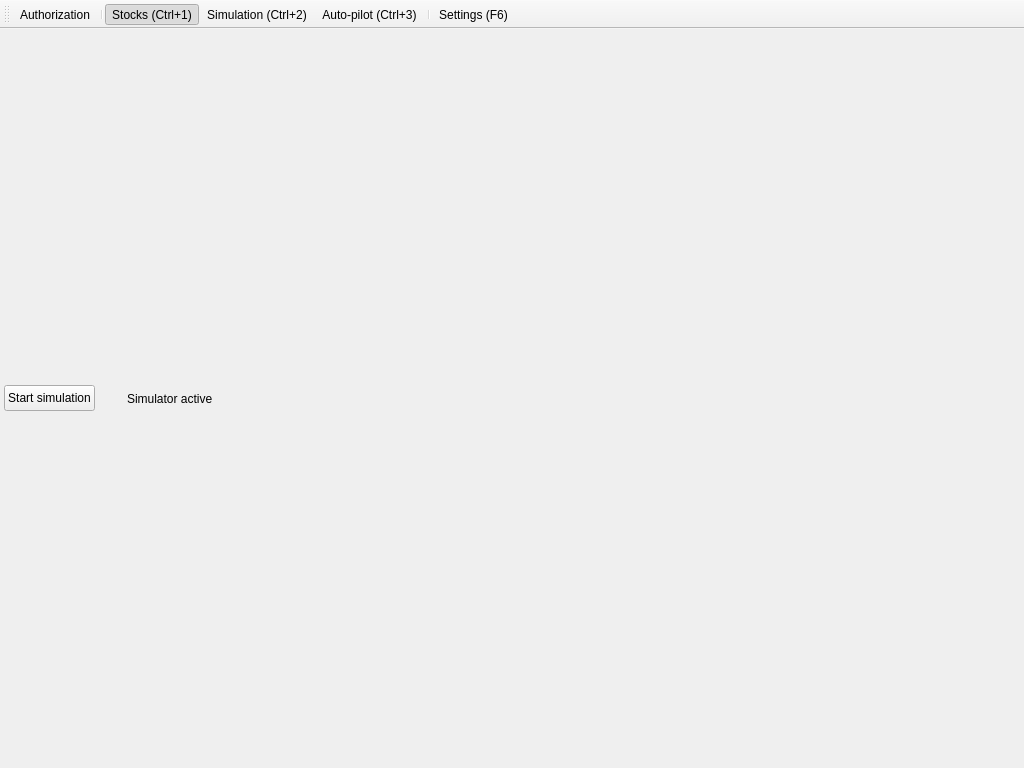
Old version of the form app/src/main/mainwindow.ui in the repository Gris87/TInvestor.
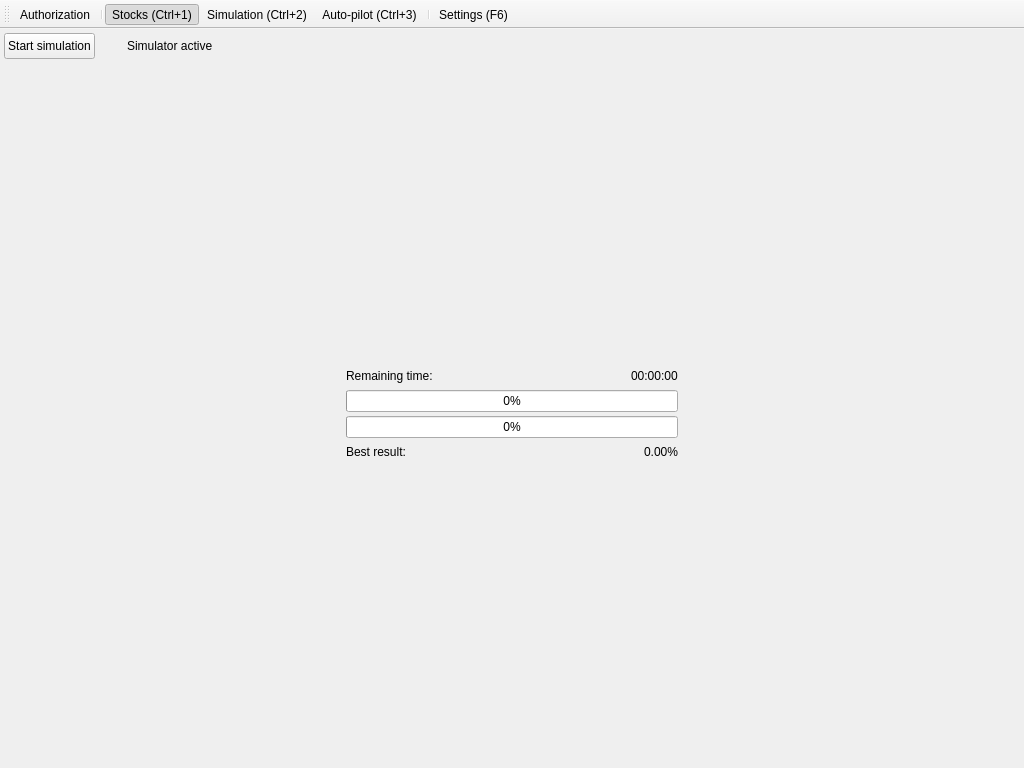
New version of the form. The open tabs and pages were chosen to show the change. Icons and pictures are not drawn. Custom widgets are drawn as their Qt base class.

Commit message: Display simulation progress

The edit to the form file:
```diff
--- a/app/src/main/mainwindow.ui
+++ b/app/src/main/mainwindow.ui
@@ -237,11 +237,197 @@
              </layout>
             </item>
             <item>
-             <layout class="QVBoxLayout" name="layoutForSimulatorDecisionMaker">
-              <property name="spacing">
-               <number>4</number>
+             <widget class="QStackedWidget" name="simulatorWaitingStackedWidget">
+              <property name="currentIndex">
+               <number>1</number>
               </property>
-             </layout>
+              <widget class="QWidget" name="simulatorWaitingPage">
+               <layout class="QGridLayout" name="gridLayout">
+                <property name="spacing">
+                 <number>4</number>
+                </property>
+                <item row="0" column="1">
+                 <spacer name="verticalSpacer">
+                  <property name="orientation">
+                   <enum>Qt::Orientation::Vertical</enum>
+                  </property>
+                  <property name="sizeHint" stdset="0">
+                   <size>
+                    <width>20</width>
+                    <height>40</height>
+                   </size>
+                  </property>
+                 </spacer>
+                </item>
+                <item row="1" column="0">
+                 <spacer name="horizontalSpacer_3">
+                  <property name="orientation">
+                   <enum>Qt::Orientation::Horizontal</enum>
+                  </property>
+                  <property name="sizeHint" stdset="0">
+                   <size>
+                    <width>40</width>
+                    <height>20</height>
+                   </size>
+                  </property>
+                 </spacer>
+                </item>
+                <item row="1" column="1">
+                 <layout class="QVBoxLayout" name="verticalLayout_8">
+                  <property name="spacing">
+                   <number>4</number>
+                  </property>
+                  <property name="leftMargin">
+                   <number>0</number>
+                  </property>
+                  <property name="topMargin">
+                   <number>0</number>
+                  </property>
+                  <property name="rightMargin">
+                   <number>0</number>
+                  </property>
+                  <property name="bottomMargin">
+                   <number>0</number>
+                  </property>
+                  <item>
+                   <layout class="QHBoxLayout" name="horizontalLayout_6">
+                    <property name="spacing">
+                     <number>4</number>
+                    </property>
+                    <item>
+                     <widget class="QLabel" name="label_4">
+                      <property name="text">
+                       <string>Remaining time:</string>
+                      </property>
+                     </widget>
+                    </item>
+                    <item>
+                     <spacer name="horizontalSpacer_5">
+                      <property name="orientation">
+                       <enum>Qt::Orientation::Horizontal</enum>
+                      </property>
+                      <property name="sizeHint" stdset="0">
+                       <size>
+                        <width>40</width>
+                        <height>20</height>
+                       </size>
+                      </property>
+                     </spacer>
+                    </item>
+                    <item>
+                     <widget class="QLabel" name="simulatorRemainingTimeLabel">
+                      <property name="text">
+                       <string notr="true">00:00:00</string>
+                      </property>
+                     </widget>
+                    </item>
+                   </layout>
+                  </item>
+                  <item>
+                   <widget class="QProgressBar" name="simulatorTotalProgressBar">
+                    <property name="value">
+                     <number>0</number>
+                    </property>
+                   </widget>
+                  </item>
+                  <item>
+                   <widget class="QProgressBar" name="simulatorProgressBar">
+                    <property name="value">
+                     <number>0</number>
+                    </property>
+                   </widget>
+                  </item>
+                  <item>
+                   <layout class="QHBoxLayout" name="horizontalLayout_7">
+                    <property name="spacing">
+                     <number>4</number>
+                    </property>
+                    <item>
+                     <widget class="QLabel" name="label_7">
+                      <property name="text">
+                       <string>Best result:</string>
+                      </property>
+                     </widget>
+                    </item>
+                    <item>
+                     <spacer name="horizontalSpacer_6">
+                      <property name="orientation">
+                       <enum>Qt::Orientation::Horizontal</enum>
+                      </property>
+                      <property name="sizeHint" stdset="0">
+                       <size>
+                        <width>40</width>
+                        <height>20</height>
+                       </size>
+                      </property>
+                     </spacer>
+                    </item>
+                    <item>
+                     <widget class="QLabel" name="simulatorBestResultLabel">
+                      <property name="text">
+                       <string notr="true">0.00%</string>
+                      </property>
+                     </widget>
+                    </item>
+                   </layout>
+                  </item>
+                 </layout>
+                </item>
+                <item row="1" column="2">
+                 <spacer name="horizontalSpacer_4">
+                  <property name="orientation">
+                   <enum>Qt::Orientation::Horizontal</enum>
+                  </property>
+                  <property name="sizeHint" stdset="0">
+                   <size>
+                    <width>40</width>
+                    <height>20</height>
+                   </size>
+                  </property>
+                 </spacer>
+                </item>
+                <item row="2" column="1">
+                 <spacer name="verticalSpacer_2">
+                  <property name="orientation">
+                   <enum>Qt::Orientation::Vertical</enum>
+                  </property>
+                  <property name="sizeHint" stdset="0">
+                   <size>
+                    <width>20</width>
+                    <height>40</height>
+                   </size>
+                  </property>
+                 </spacer>
+                </item>
+               </layout>
+              </widget>
+              <widget class="QWidget" name="simulatorWorkingPage">
+               <layout class="QVBoxLayout" name="verticalLayout_9">
+                <property name="spacing">
+                 <number>0</number>
+                </property>
+                <property name="leftMargin">
+                 <number>0</number>
+                </property>
+                <property name="topMargin">
+                 <number>0</number>
+                </property>
+                <property name="rightMargin">
+                 <number>0</number>
+                </property>
+                <property name="bottomMargin">
+                 <number>0</number>
+                </property>
+                <item>
+                 <layout class="QVBoxLayout" name="layoutForSimulatorDecisionMaker">
+                  <property name="spacing">
+                   <number>4</number>
+                  </property>
+                 </layout>
+                </item>
+               </layout>
+              </widget>
+             </widget>
             </item>
            </layout>
           </widget>
```
The commit also changes 9 other files.
